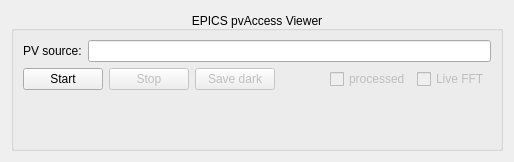
DiamondLightSource/PtychographyTools, file ptychotools/viewer/ui/control.ui: the form before one commit.
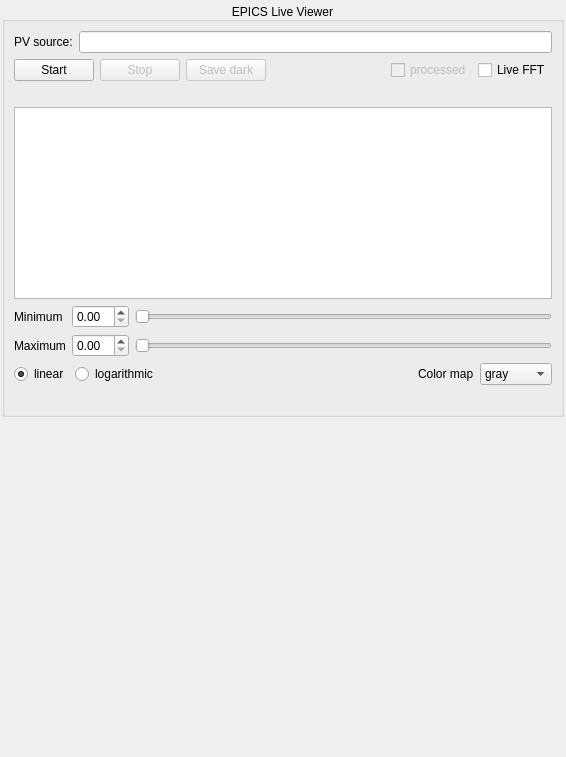
The form after the commit. Custom widgets are drawn as their Qt base class.

Commit message: changes to layout and more control features

The edit to the form file:
```diff
--- a/ptychotools/viewer/ui/control.ui
+++ b/ptychotools/viewer/ui/control.ui
@@ -6,14 +6,35 @@
    <rect>
     <x>0</x>
     <y>0</y>
-    <width>514</width>
-    <height>162</height>
+    <width>566</width>
+    <height>757</height>
    </rect>
   </property>
+  <property name="sizePolicy">
+   <sizepolicy hsizetype="Preferred" vsizetype="Preferred">
+    <horstretch>0</horstretch>
+    <verstretch>0</verstretch>
+   </sizepolicy>
+  </property>
   <property name="windowTitle">
    <string>Form</string>
   </property>
-  <layout class="QGridLayout" name="gridLayout_3">
+  <layout class="QGridLayout" name="gridLayout_2">
+   <property name="leftMargin">
+    <number>2</number>
+   </property>
+   <property name="topMargin">
+    <number>2</number>
+   </property>
+   <property name="rightMargin">
+    <number>2</number>
+   </property>
+   <property name="bottomMargin">
+    <number>2</number>
+   </property>
+   <property name="spacing">
+    <number>2</number>
+   </property>
    <item row="0" column="0">
     <widget class="QGroupBox" name="iteration_group">
      <property name="font">
@@ -23,7 +44,7 @@
       </font>
      </property>
      <property name="title">
-      <string>EPICS pvAccess Viewer</string>
+      <string>EPICS Live Viewer</string>
      </property>
      <property name="alignment">
       <set>Qt::AlignBottom|Qt::AlignHCenter</set>
@@ -31,7 +52,41 @@
      <property name="flat">
       <bool>false</bool>
      </property>
-     <layout class="QGridLayout" name="gridLayout_4">
+     <layout class="QGridLayout" name="gridLayout">
+      <item row="4" column="0">
+       <layout class="QHBoxLayout" name="horizontalLayout">
+        <item>
+         <widget class="QLabel" name="minimum_label">
+          <property name="sizePolicy">
+           <sizepolicy hsizetype="Maximum" vsizetype="Preferred">
+            <horstretch>0</horstretch>
+            <verstretch>0</verstretch>
+           </sizepolicy>
+          </property>
+          <property name="text">
+           <string>Minimum </string>
+          </property>
+         </widget>
+        </item>
+        <item>
+         <widget class="QDoubleSpinBox" name="minimum_edit"/>
+        </item>
+        <item>
+         <widget class="QSlider" name="minimum_slider">
+          <property name="orientation">
+           <enum>Qt::Horizontal</enum>
+          </property>
+         </widget>
+        </item>
+       </layout>
+      </item>
+      <item row="2" column="0">
+       <widget class="QLabel" name="save_dark_status">
+        <property name="text">
+         <string/>
+        </property>
+       </widget>
+      </item>
       <item row="0" column="0">
        <layout class="QHBoxLayout" name="iteration_hbox">
         <item>
@@ -52,6 +107,147 @@
         </item>
        </layout>
       </item>
+      <item row="6" column="0">
+       <layout class="QHBoxLayout" name="horizontalLayout_3">
+        <item>
+         <widget class="QRadioButton" name="linear">
+          <property name="text">
+           <string>linear</string>
+          </property>
+          <property name="checked">
+           <bool>true</bool>
+          </property>
+         </widget>
+        </item>
+        <item>
+         <widget class="QRadioButton" name="logarithmic">
+          <property name="text">
+           <string>logarithmic</string>
+          </property>
+         </widget>
+        </item>
+        <item>
+         <spacer name="horizontalSpacer">
+          <property name="orientation">
+           <enum>Qt::Horizontal</enum>
+          </property>
+          <property name="sizeHint" stdset="0">
+           <size>
+            <width>40</width>
+            <height>20</height>
+           </size>
+          </property>
+         </spacer>
+        </item>
+        <item>
+         <widget class="QLabel" name="label">
+          <property name="text">
+           <string>Color map</string>
+          </property>
+         </widget>
+        </item>
+        <item>
+         <widget class="QComboBox" name="colormap">
+          <item>
+           <property name="text">
+            <string>gray</string>
+           </property>
+          </item>
+          <item>
+           <property name="text">
+            <string>viridis</string>
+           </property>
+          </item>
+          <item>
+           <property name="text">
+            <string>magma</string>
+           </property>
+          </item>
+          <item>
+           <property name="text">
+            <string>plasma</string>
+           </property>
+          </item>
+          <item>
+           <property name="text">
+            <string>inferno</string>
+           </property>
+          </item>
+          <item>
+           <property name="text">
+            <string>gnuplot</string>
+           </property>
+          </item>
+          <item>
+           <property name="text">
+            <string>hot</string>
+           </property>
+          </item>
+          <item>
+           <property name="text">
+            <string>jet</string>
+           </property>
+          </item>
+         </widget>
+        </item>
+       </layout>
+      </item>
+      <item row="3" column="0">
+       <widget class="GraphicsLayoutWidget" name="histview">
+        <property name="sizePolicy">
+         <sizepolicy hsizetype="Preferred" vsizetype="Minimum">
+          <horstretch>0</horstretch>
+          <verstretch>0</verstretch>
+         </sizepolicy>
+        </property>
+        <property name="frameShadow">
+         <enum>QFrame::Plain</enum>
+        </property>
+        <property name="lineWidth">
+         <number>0</number>
+        </property>
+        <property name="alignment">
+         <set>Qt::AlignCenter</set>
+        </property>
+       </widget>
+      </item>
+      <item row="5" column="0">
+       <layout class="QHBoxLayout" name="horizontalLayout_2">
+        <item>
+         <widget class="QLabel" name="maximum_label">
+          <property name="enabled">
+           <bool>true</bool>
+          </property>
+          <property name="sizePolicy">
+           <sizepolicy hsizetype="Maximum" vsizetype="Preferred">
+            <horstretch>0</horstretch>
+            <verstretch>0</verstretch>
+           </sizepolicy>
+          </property>
+          <property name="text">
+           <string>Maximum</string>
+          </property>
+         </widget>
+        </item>
+        <item>
+         <widget class="QDoubleSpinBox" name="maximum_edit"/>
+        </item>
+        <item>
+         <widget class="QSlider" name="maximum_slider">
+          <property name="orientation">
+           <enum>Qt::Horizontal</enum>
+          </property>
+         </widget>
+        </item>
+       </layout>
+      </item>
+      <item row="7" column="0">
+       <widget class="QLabel" name="pixelinfo">
+        <property name="text">
+         <string/>
+        </property>
+       </widget>
+      </item>
       <item row="1" column="0">
        <layout class="QHBoxLayout" name="iteration_hbox2">
         <item>
@@ -107,7 +303,7 @@
         <item>
          <widget class="QCheckBox" name="live_fft">
           <property name="enabled">
-           <bool>false</bool>
+           <bool>true</bool>
           </property>
           <property name="text">
            <string>Live FFT</string>
@@ -116,18 +312,31 @@
         </item>
        </layout>
       </item>
-      <item row="2" column="0">
-       <widget class="QLabel" name="save_dark_status">
-        <property name="text">
-         <string/>
-        </property>
-       </widget>
-      </item>
      </layout>
     </widget>
    </item>
+   <item row="1" column="0">
+    <spacer name="verticalSpacer">
+     <property name="orientation">
+      <enum>Qt::Vertical</enum>
+     </property>
+     <property name="sizeHint" stdset="0">
+      <size>
+       <width>20</width>
+       <height>40</height>
+      </size>
+     </property>
+    </spacer>
+   </item>
   </layout>
  </widget>
+ <customwidgets>
+  <customwidget>
+   <class>GraphicsLayoutWidget</class>
+   <extends>QGraphicsView</extends>
+   <header>pyqtgraph</header>
+  </customwidget>
+ </customwidgets>
  <resources/>
  <connections/>
 </ui>
```
The commit also changes 7 other files.
